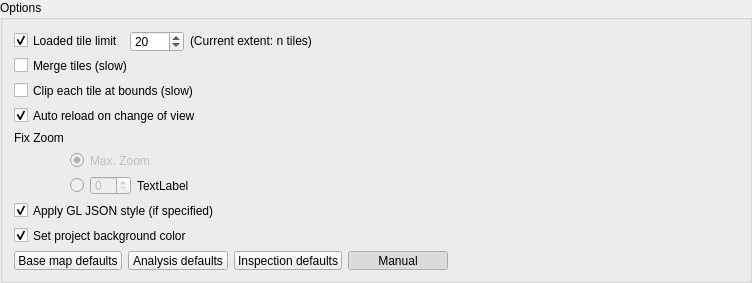
Qt form ui/options.ui (geometalab/Vector-Tiles-Reader-QGIS-Plugin) before a commit.
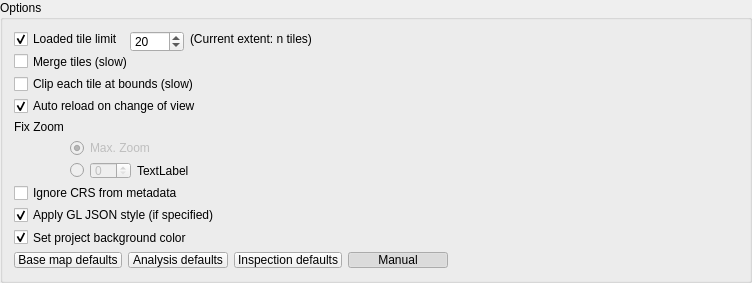
The same form after that commit.

Commit message: checkbox added to enable/disable ignoring source-CRS

Diff of the .ui file:
```diff
--- a/ui/options.ui
+++ b/ui/options.ui
@@ -319,6 +319,16 @@
      </property>
     </widget>
    </item>
+   <item row="8" column="0" colspan="2">
+    <widget class="QCheckBox" name="chkIgnoreCrsFromMetadata">
+     <property name="toolTip">
+      <string>If checked, EPSG:3857 will be used to calculate the tile extent from the current QGIS view extent</string>
+     </property>
+     <property name="text">
+      <string>Ignore CRS from metadata</string>
+     </property>
+    </widget>
+   </item>
   </layout>
  </widget>
  <tabstops>
```
The commit also changes 4 other files.
